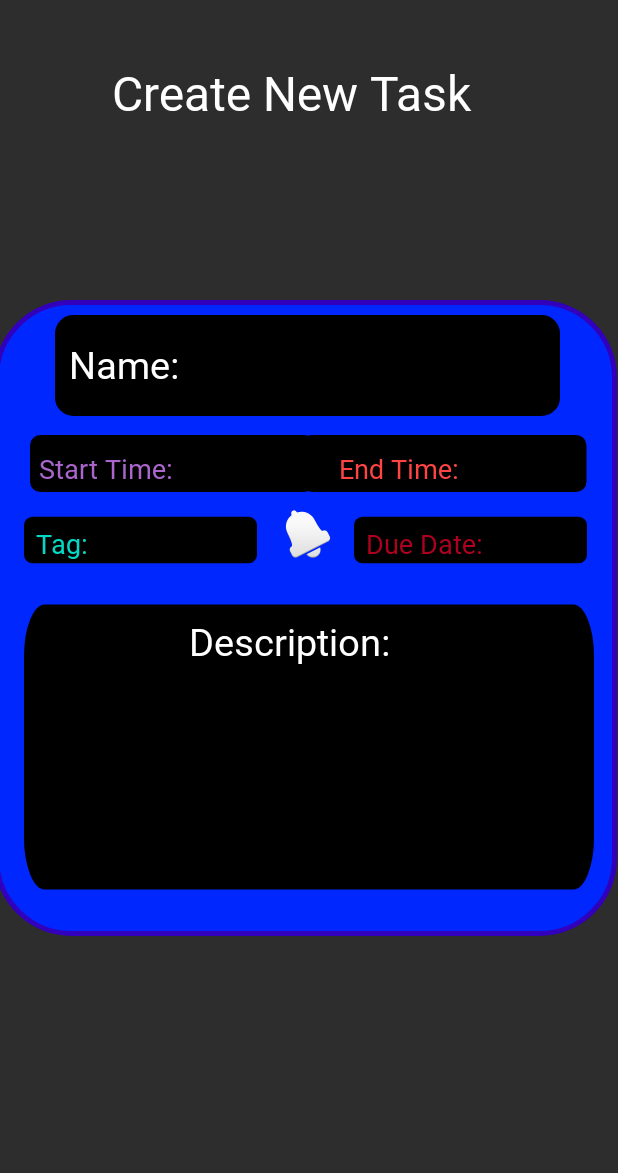
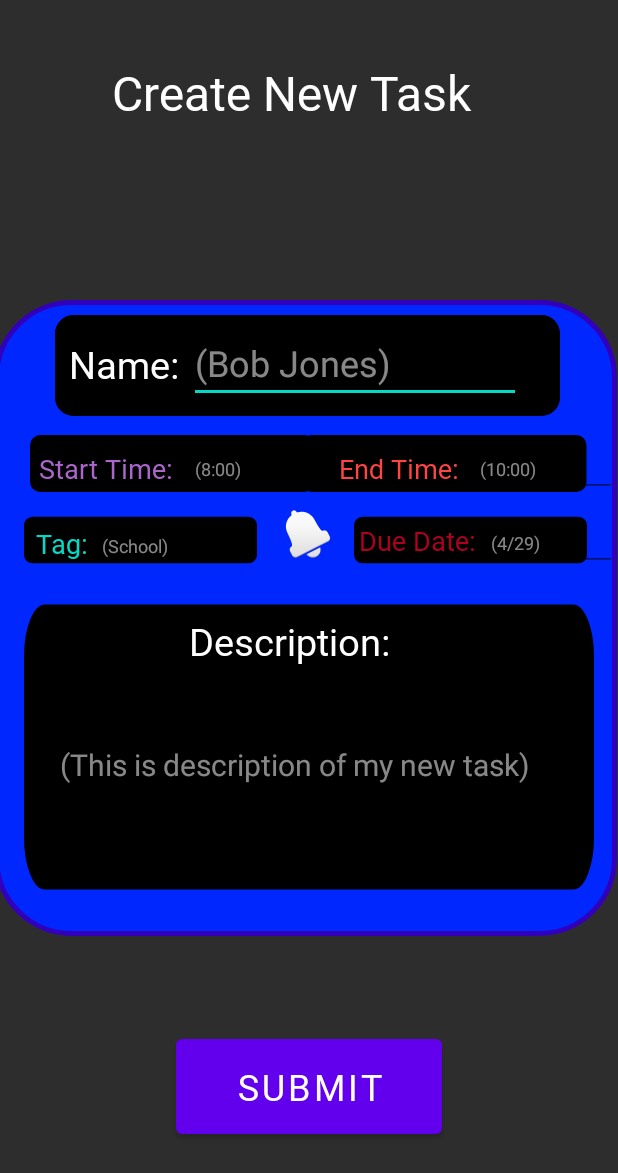
Before and after one commit to edenrosales/TaskManagement, an Android app: the AddTaskView screen opened directly, with no data from a screen before it, on a phone screen of 412 x 824 dp. Shown: the top 1173 px of the screen. Run offline under Robolectric (Android 15) with nearby library versions, the phone set to English and light mode, and no system bars.

Commit message:
Add Task View

```diff
--- a/app/src/main/java/com/example/taskmanagement/AddTaskView.java
+++ b/app/src/main/java/com/example/taskmanagement/AddTaskView.java
@@ -3,12 +3,65 @@ package com.example.taskmanagement;
 import androidx.appcompat.app.AppCompatActivity;
 
 import android.os.Bundle;
+import android.view.View;
+import android.widget.Button;
+import android.widget.EditText;
+import android.widget.Toast;
 
 public class AddTaskView extends AppCompatActivity {
+
+    //input variables
+    String name;
+    int start_time;
+    int end_time;
+    String tag;
+    String due_date;
+    String description;
+
+    EditText nameInput, start_timeInput, end_timeInput, tagInput , due_dateInput, descriptionInput;
+
+    //submit button at bottom of page, purpose is to call constructor, add instance to database, and return to todo-list view
+    Button submitButton;
 
     @Override
     protected void onCreate(Bundle savedInstanceState) {
         super.onCreate(savedInstanceState);
         setContentView(R.layout.activity_add_task_view);
+        //calling inputs
+        nameInput = (EditText) findViewById(R.id.name_input);
+        start_timeInput = (EditText) findViewById(R.id.start_time_input);
+        end_timeInput = (EditText) findViewById(R.id.end_time_input);
+        tagInput = (EditText) findViewById(R.id.tag_input);
+        due_dateInput = (EditText) findViewById(R.id.due_date_input);
+        descriptionInput = (EditText) findViewById(R.id.description_input);
+        //initializing button
+        submitButton = (Button) findViewById(R.id.submit_button);
+        submitButton.setOnClickListener(new View.OnClickListener() {
+            @Override
+            public void onClick(View view) {
+                //we call constructor here
+                name = nameInput.getText().toString();
+                //right now for testing lets do int 0-24 time... we can convert to float or double once we know display works
+                start_time = Integer.valueOf(start_timeInput.getText().toString());
+                end_time = Integer.valueOf(end_timeInput.getText().toString());
+                tag = tagInput.getText().toString();
+                due_date = due_dateInput.getText().toString();
+                description = descriptionInput.getText().toString();
+
+                //show values to the user
+                showText(name);
+                showText(String.valueOf(start_time));
+                showText(String.valueOf(end_time));
+                showText(tag);
+                showText(due_date);
+                showText(description);
+
+            }
+        });
     }
+    private void showText(String text){
+        Toast.makeText(AddTaskView.this, text, Toast.LENGTH_SHORT).show();
+    }
+
+
 }
--- a/app/src/main/res/layout/activity_add_task_view.xml
+++ b/app/src/main/res/layout/activity_add_task_view.xml
@@ -96,6 +96,18 @@
             android:layout_marginRight="20dp"
             app:srcCompat="@drawable/text_box_1" />
 
+        <EditText
+            android:id="@+id/name_input"
+            android:layout_width="221dp"
+            android:layout_height="wrap_content"
+            android:layout_marginLeft="130dp"
+            android:layout_marginTop="15dp"
+            android:ems="10"
+            android:inputType="textPersonName"
+            android:text="(Bob Jones)"
+            android:textColor="#88FFFFFF"
+            android:textSize="24sp" />
+
         <TextView
             android:id="@+id/name_for_add_task_view_text2"
             android:layout_width="wrap_content"
@@ -114,6 +126,18 @@
             app:layout_constraintStart_toStartOf="parent"
             app:layout_constraintTop_toTopOf="parent"
             app:layout_constraintVertical_bias="1.0" />
+
+        <EditText
+            android:id="@+id/start_time_input"
+            android:layout_width="95dp"
+            android:layout_height="wrap_content"
+            android:layout_marginLeft="130dp"
+            android:layout_marginTop="94dp"
+            android:ems="10"
+            android:inputType="time"
+            android:text="(8:00)"
+            android:textColor="#88FFFFFF"
+            android:textSize="12sp" />
 
         <ImageView
             android:id="@+id/start_date_and_due_date_for_add_task_view2"
@@ -143,6 +167,18 @@
             app:layout_constraintTop_toTopOf="parent"
             app:layout_constraintVertical_bias="1.0" />
 
+        <EditText
+            android:id="@+id/end_time_input"
+            android:layout_width="wrap_content"
+            android:layout_height="wrap_content"
+            android:layout_marginLeft="320dp"
+            android:layout_marginTop="94dp"
+            android:ems="10"
+            android:inputType="time"
+            android:text="(10:00)"
+            android:textColor="#88FFFFFF"
+            android:textSize="12sp" />
+
         <ImageView
             android:id="@+id/tag_for_add_task_view"
             android:layout_width="155dp"
@@ -170,6 +206,18 @@
             app:layout_constraintTop_toTopOf="parent"
             app:layout_constraintVertical_bias="1.0" />
 
+        <EditText
+            android:id="@+id/tag_input"
+            android:layout_width="104dp"
+            android:layout_height="wrap_content"
+            android:layout_marginLeft="68dp"
+            android:layout_marginTop="145dp"
+            android:ems="10"
+            android:inputType="textPersonName"
+            android:text="(School)"
+            android:textColor="#88FFFFFF"
+            android:textSize="12sp" />
+
         <ImageView
             android:id="@+id/tag_for_add_task_view2"
             android:layout_width="155dp"
@@ -182,8 +230,8 @@
             android:id="@+id/name_for_add_task_view_text5"
             android:layout_width="wrap_content"
             android:layout_height="25dp"
-            android:layout_marginStart="248dp"
-            android:layout_marginTop="150dp"
+            android:layout_marginStart="243dp"
+            android:layout_marginTop="148dp"
             android:layout_marginEnd="40dp"
             android:layout_marginBottom="40dp"
             android:fontFamily="@font/fredokaone_regular"
@@ -197,6 +245,19 @@
             app:layout_constraintTop_toTopOf="parent"
             app:layout_constraintVertical_bias="1.0" />
 
+
+        <EditText
+            android:id="@+id/due_date_input"
+            android:layout_width="wrap_content"
+            android:layout_height="wrap_content"
+            android:layout_marginLeft="327dp"
+            android:layout_marginTop="143dp"
+            android:ems="10"
+            android:inputType="date"
+            android:text="(4/29)"
+            android:textColor="#88FFFFFF"
+            android:textSize="12sp" />
+
         <ImageView
             android:id="@+id/notification_bell"
             android:layout_width="wrap_content"
@@ -209,9 +270,9 @@
             android:id="@+id/description_box_for_add_task_view"
             android:layout_width="380dp"
             android:layout_height="200dp"
-            android:scaleY="2.5"
             android:layout_marginLeft="20dp"
             android:layout_marginTop="198dp"
+            android:scaleY="2.5"
             app:srcCompat="@drawable/text_box_1" />
 
         <TextView
@@ -233,6 +294,35 @@
             app:layout_constraintTop_toTopOf="parent"
             app:layout_constraintVertical_bias="1.0" />
 
+        <EditText
+            android:id="@+id/description_input"
+            android:layout_width="340dp"
+            android:layout_height="150dp"
+            android:layout_marginLeft="40dp"
+            android:layout_marginTop="235dp"
+            android:ems="10"
+            android:inputType="textPersonName"
+            android:textColor="#88FFFFFF"
+            android:textSize="20sp"
+            android:text="(This is description of my new task)"/>
+
     </FrameLayout>
 
+    <Button
+        android:id="@+id/submit_button"
+        android:layout_width="177dp"
+        android:layout_height="75dp"
+        android:layout_marginStart="117dp"
+        android:layout_marginTop="21dp"
+        android:layout_marginEnd="117dp"
+        android:layout_marginBottom="21dp"
+        android:fontFamily="@font/fredokaone_regular"
+        android:text="Submit"
+        android:textSize="24sp"
+        app:layout_constraintBottom_toBottomOf="parent"
+        app:layout_constraintEnd_toEndOf="parent"
+        app:layout_constraintHorizontal_bias="0.0"
+        app:layout_constraintStart_toStartOf="parent"
+        app:layout_constraintTop_toBottomOf="@+id/frameLayout" />
+
 </androidx.constraintlayout.widget.ConstraintLayout>
```
Also changed, not shown: 1 other file.
